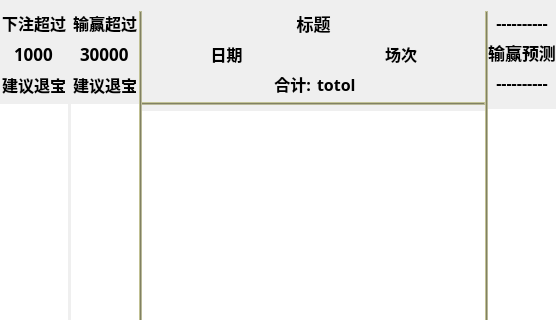
First picture: the form in wx/QGuiCharts.ui, repository weibo6631352/wx, before the edit; both pictures show x 0 to 556 and y 0 to 320 of the 556 by 889 pixel window.
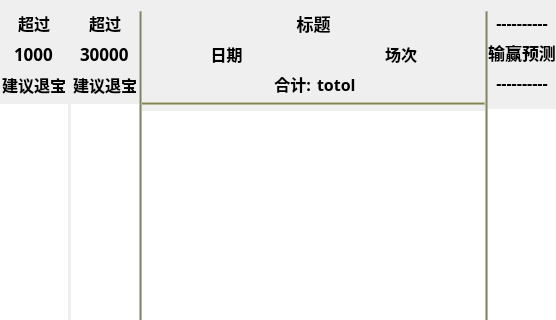
Second picture: the form after the edit.

Commit message: 1，应甲方要求删除一些文字

What changed in the file:
```diff
--- a/wx/QGuiCharts.ui
+++ b/wx/QGuiCharts.ui
@@ -60,7 +60,7 @@
            <string notr="true"/>
           </property>
           <property name="text">
-           <string>下注超过</string>
+           <string>超过</string>
           </property>
           <property name="alignment">
            <set>Qt::AlignCenter</set>
@@ -294,7 +294,7 @@
            <string notr="true"/>
           </property>
           <property name="text">
-           <string>输赢超过</string>
+           <string>超过</string>
           </property>
           <property name="alignment">
            <set>Qt::AlignCenter</set>
```
